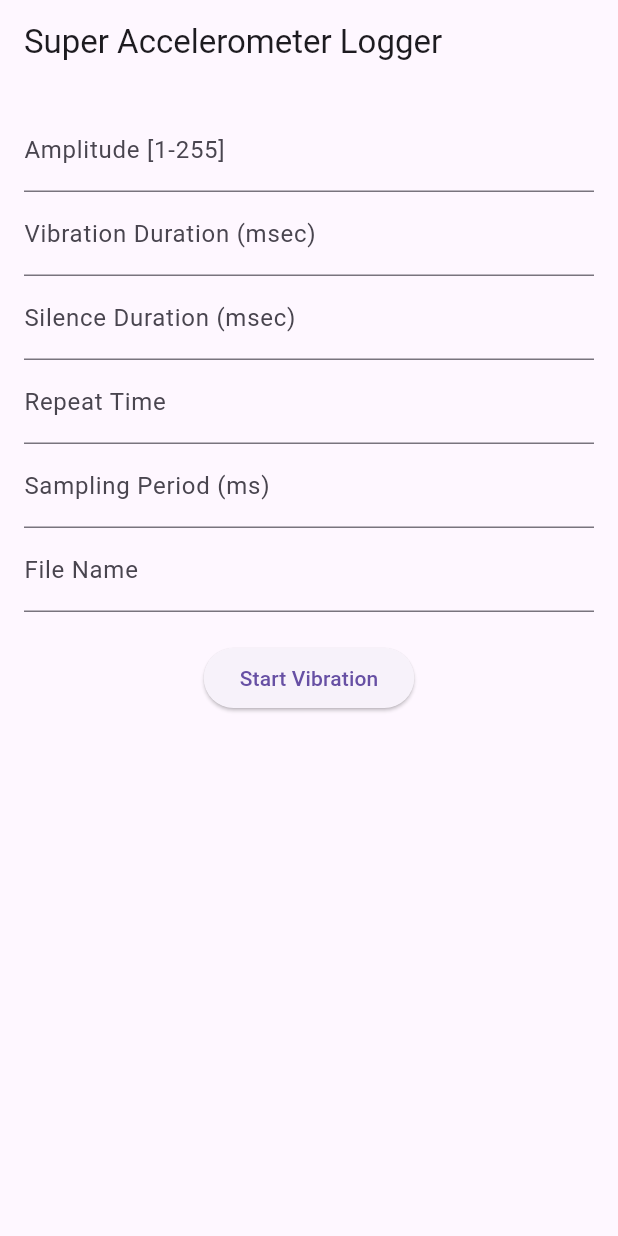
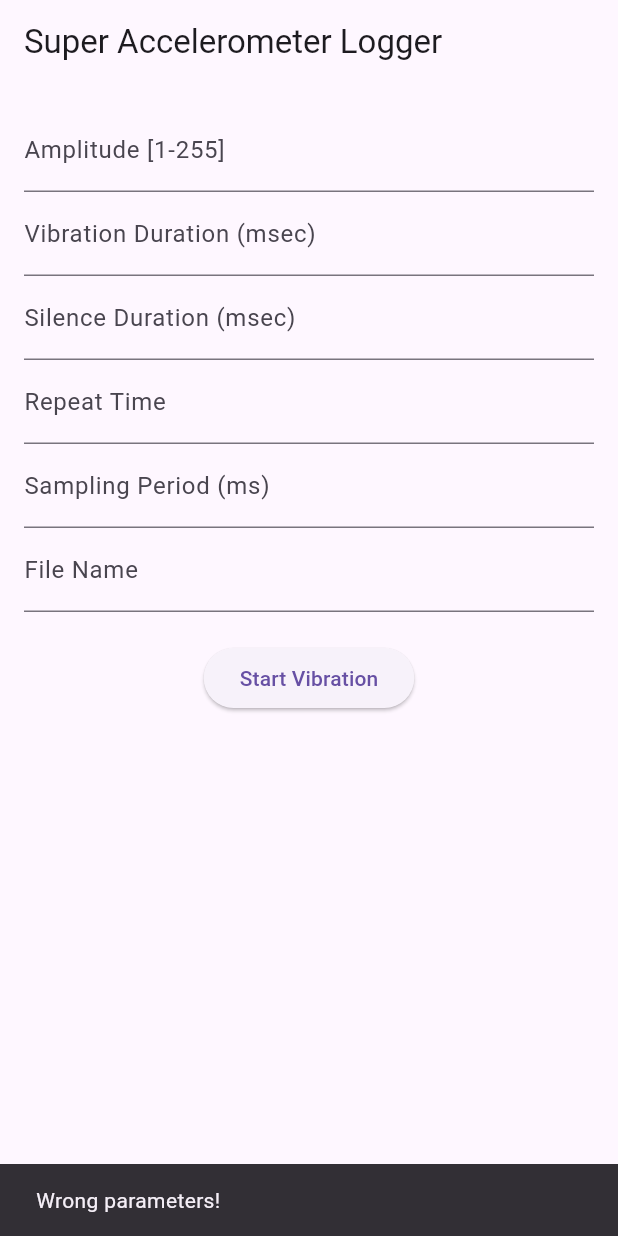
Before and after one commit to OgisoSetsuna1/super_acc_logger, a Flutter app: the screen it shows after launch, after a tap on "Start Vibration", on a phone screen of 412 x 824 dp. Run offline on Flutter 3.47's test engine with Material 3 defaults, Android fonts, the phone set to English and light mode, and no system bars; our stand-ins replace sensors_plus, vibration.

Commit message:
bugs fixed

```diff
--- a/lib/main.dart
+++ b/lib/main.dart
@@ -104,9 +104,14 @@ class _HomeScreenState extends State<HomeScreen> {
                     silenceDurationInMsec < 1 ||
                     repeatTime < 1 ||
                     samplingPeriod < 1) {
+                  ScaffoldMessenger.of(context).showSnackBar(const SnackBar(
+                    content: Text('Wrong parameters!'),
+                    duration: Duration(seconds: 2),
+                  ));
                   return;
                 }
 
+                await Future.delayed(Duration(seconds: 1));
                 VibrationService(context).startVibration(
                   amplitude: amplitude,
                   durationInMsec: durationInMsec,
@@ -116,7 +121,7 @@ class _HomeScreenState extends State<HomeScreen> {
 
                 final sensorService = SensorService(context);
                 sensorService.startListening(samplingPeriod: samplingPeriod);
-                await Future.delayed(Duration(milliseconds: durationInMsec));
+                await Future.delayed(Duration(milliseconds: (durationInMsec + silenceDurationInMsec) * repeatTime));
                 sensorService.stopListening(fileName: fileName);
               },
               child: const Text('Start Vibration'),
```
